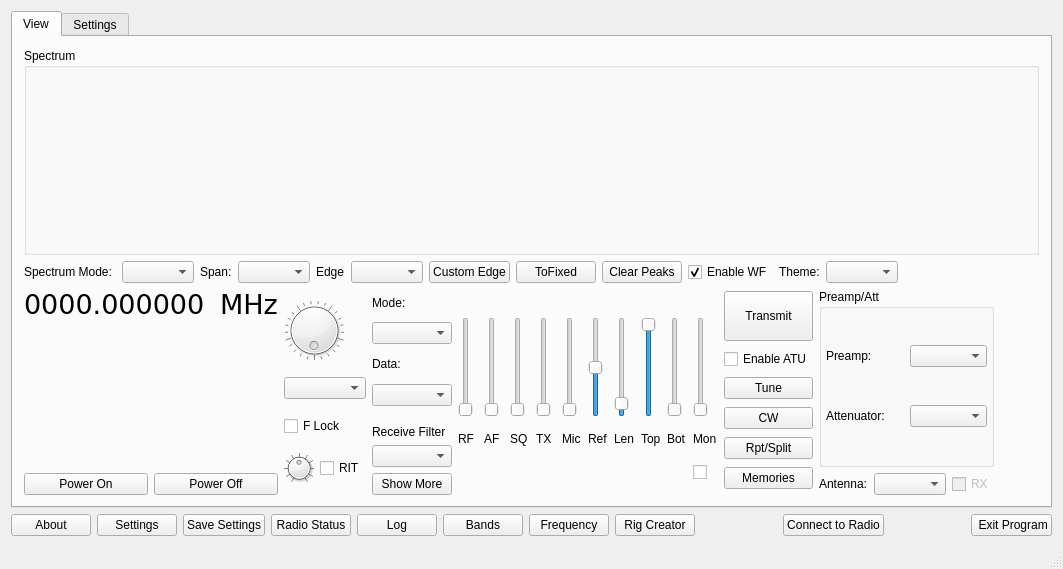
Old version of the form wfmain.ui in the repository adecarolis/wfweb.
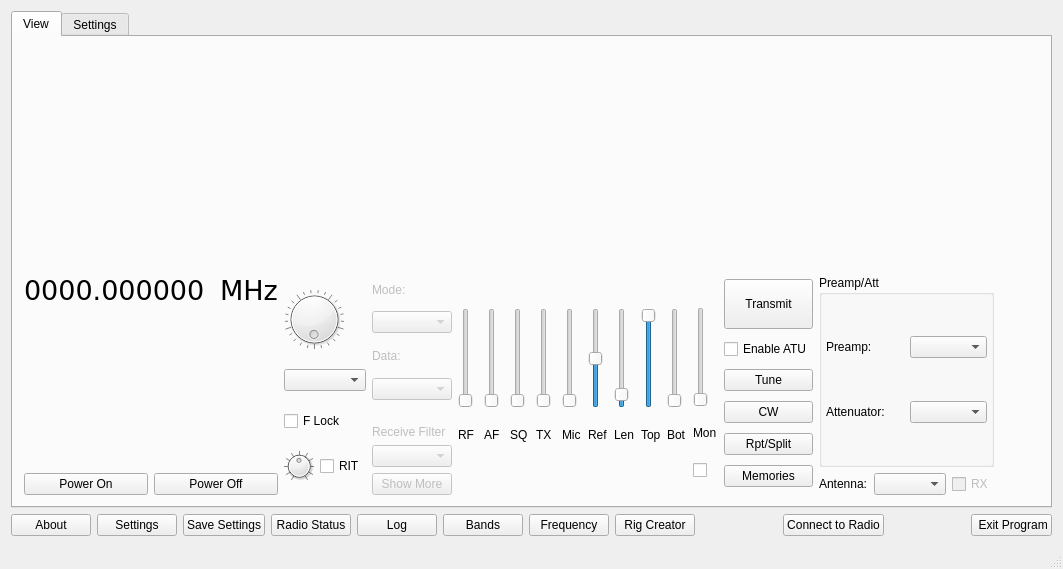
New version of the form. Custom widgets are drawn as their Qt base class.

Commit message: Add controls for each scope

Patch:
```diff
--- a/wfmain.ui
+++ b/wfmain.ui
@@ -26,177 +26,12 @@
        </attribute>
        <layout class="QVBoxLayout" name="verticalLayout_2">
         <item>
-         <widget class="QGroupBox" name="spectrumGroupBox">
-          <property name="title">
-           <string>Spectrum</string>
-          </property>
-          <layout class="QVBoxLayout" name="verticalLayout_3">
-           <property name="leftMargin">
-            <number>0</number>
-           </property>
-           <property name="topMargin">
-            <number>7</number>
-           </property>
-           <property name="rightMargin">
-            <number>0</number>
-           </property>
-           <property name="bottomMargin">
-            <number>0</number>
-           </property>
-           <item>
-            <layout class="QVBoxLayout" name="verticalLayout_4">
-             <item>
-              <widget class="spectrumScope" name="mainScope" native="true"/>
-             </item>
-             <item>
-              <widget class="spectrumScope" name="subScope" native="true">
-               <property name="enabled">
-                <bool>true</bool>
-               </property>
-              </widget>
-             </item>
-            </layout>
-           </item>
-          </layout>
-         </widget>
-        </item>
-        <item>
-         <layout class="QHBoxLayout" name="specControlsHorizLayout">
-          <property name="topMargin">
-           <number>0</number>
-          </property>
+         <layout class="QVBoxLayout" name="verticalLayout_3">
           <item>
-           <widget class="QLabel" name="specModeLabel">
-            <property name="text">
-             <string>Spectrum Mode: </string>
-            </property>
-           </widget>
+           <widget class="spectrumScope" name="mainScope" native="true"/>
           </item>
           <item>
-           <widget class="QComboBox" name="spectrumModeCombo">
-            <property name="accessibleName">
-             <string>Spectrum Mode</string>
-            </property>
-            <property name="accessibleDescription">
-             <string>Spectrum Mode</string>
-            </property>
-           </widget>
-          </item>
-          <item>
-           <widget class="QLabel" name="specSpanLabel">
-            <property name="text">
-             <string>Span:</string>
-            </property>
-           </widget>
-          </item>
-          <item>
-           <widget class="QComboBox" name="scopeBWCombo">
-            <property name="accessibleName">
-             <string>Spectrum Span</string>
-            </property>
-            <property name="accessibleDescription">
-             <string/>
-            </property>
-            <property name="sizeAdjustPolicy">
-             <enum>QComboBox::AdjustToContents</enum>
-            </property>
-           </widget>
-          </item>
-          <item>
-           <widget class="QLabel" name="specEdgeLabel">
-            <property name="text">
-             <string>Edge</string>
-            </property>
-           </widget>
-          </item>
-          <item>
-           <widget class="QComboBox" name="scopeEdgeCombo">
-            <property name="accessibleName">
-             <string>Spectrum Edge</string>
-            </property>
-            <property name="accessibleDescription">
-             <string/>
-            </property>
-            <property name="sizeAdjustPolicy">
-             <enum>QComboBox::AdjustToContents</enum>
-            </property>
-           </widget>
-          </item>
-          <item>
-           <widget class="QPushButton" name="customEdgeBtn">
-            <property name="toolTip">
-             <string>Define a custom (fixed) scope edge</string>
-            </property>
-            <property name="text">
-             <string>Custom Edge</string>
-            </property>
-           </widget>
-          </item>
-          <item>
-           <widget class="QPushButton" name="toFixedBtn">
-            <property name="toolTip">
-             <string>&lt;html&gt;&lt;head/&gt;&lt;body&gt;&lt;p&gt;Press button to convert center mode spectrum to fixed mode, preserving the range. This allows you to tune without the spectrum moving, in the same currently-visible range that you see now. &lt;/p&gt;&lt;p&gt;&lt;br/&gt;&lt;/p&gt;&lt;p&gt;The currently-selected edge slot will be overridden.&lt;/p&gt;&lt;/body&gt;&lt;/html&gt;</string>
-            </property>
-            <property name="text">
-             <string>ToFixed</string>
-            </property>
-           </widget>
-          </item>
-          <item>
-           <widget class="QPushButton" name="clearPeakBtn">
-            <property name="text">
-             <string>Clear Peaks</string>
-            </property>
-           </widget>
-          </item>
-          <item>
-           <widget class="QCheckBox" name="scopeEnableWFBtn">
-            <property name="toolTip">
-             <string>Checked=WF enable, Unchecked=WF disable, Partial=Enable WF but no local display</string>
-            </property>
-            <property name="text">
-             <string>Enable WF</string>
-            </property>
-            <property name="checked">
-             <bool>true</bool>
-            </property>
-            <property name="tristate">
-             <bool>true</bool>
-            </property>
-           </widget>
-          </item>
-          <item>
-           <widget class="QLabel" name="specThemeLabel">
-            <property name="text">
-             <string>Theme:</string>
-            </property>
-           </widget>
-          </item>
-          <item>
-           <widget class="QComboBox" name="wfthemeCombo">
-            <property name="toolTip">
-             <string>Waterfall color theme</string>
-            </property>
-            <property name="accessibleName">
-             <string>Waterfall display color theme</string>
-            </property>
-            <property name="accessibleDescription">
-             <string>Selects the theme for the color waterfall display</string>
-            </property>
-           </widget>
-          </item>
-          <item>
-           <spacer name="specHorizSpacer">
-            <property name="orientation">
-             <enum>Qt::Horizontal</enum>
-            </property>
-            <property name="sizeHint" stdset="0">
-             <size>
-              <width>40</width>
-              <height>20</height>
-             </size>
-            </property>
-           </spacer>
+           <widget class="spectrumScope" name="subScope" native="true"/>
           </item>
          </layout>
         </item>
@@ -459,6 +294,9 @@
             </property>
             <item>
              <widget class="QLabel" name="label_2">
+              <property name="enabled">
+               <bool>false</bool>
+              </property>
               <property name="maximumSize">
                <size>
                 <width>16777215</width>
@@ -472,6 +310,9 @@
             </item>
             <item>
              <widget class="QComboBox" name="modeSelectCombo">
+              <property name="enabled">
+               <bool>false</bool>
+              </property>
               <property name="accessibleName">
                <string>Mode Selector</string>
               </property>
@@ -482,16 +323,26 @@
             </item>
             <item>
              <widget class="QLabel" name="label_55">
+              <property name="enabled">
+               <bool>false</bool>
+              </property>
               <property name="text">
                <string>Data:</string>
               </property>
              </widget>
             </item>
             <item>
-             <widget class="QComboBox" name="datamodeCombo"/>
+             <widget class="QComboBox" name="datamodeCombo">
+              <property name="enabled">
+               <bool>false</bool>
+              </property>
+             </widget>
             </item>
             <item>
              <widget class="QLabel" name="label_22">
+              <property name="enabled">
+               <bool>false</bool>
+              </property>
               <property name="text">
                <string>Receive Filter</string>
               </property>
@@ -502,6 +353,9 @@
             </item>
             <item>
              <widget class="QComboBox" name="modeFilterCombo">
+              <property name="enabled">
+               <bool>false</bool>
+              </property>
               <property name="accessibleName">
                <string>Receive Filter Selection</string>
               </property>
@@ -512,6 +366,9 @@
             </item>
             <item>
              <widget class="QPushButton" name="moreControlsBtn">
+              <property name="enabled">
+               <bool>false</bool>
+              </property>
               <property name="toolTip">
                <string>Show additional controls</string>
               </property>
```
The commit also changes 11 other files.
